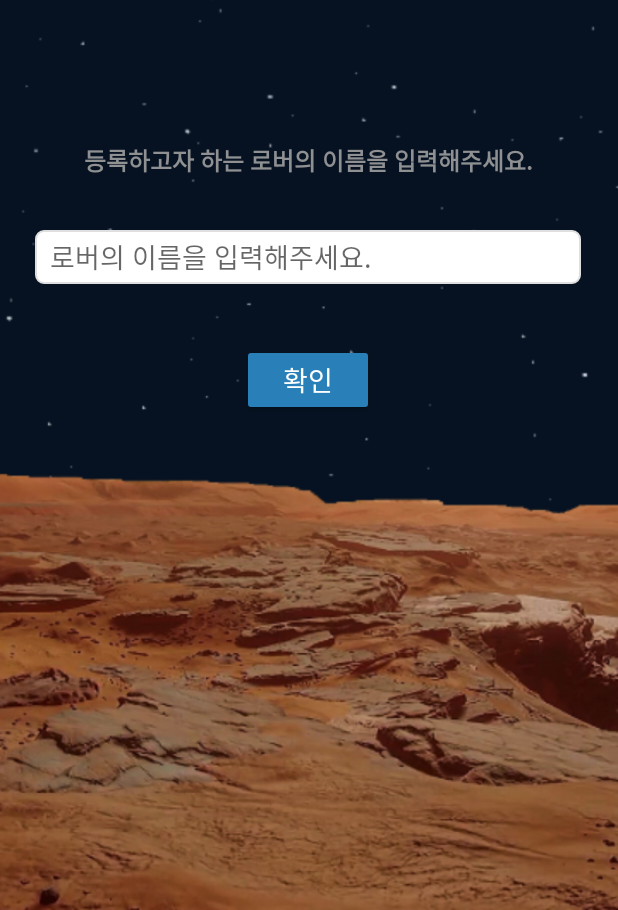
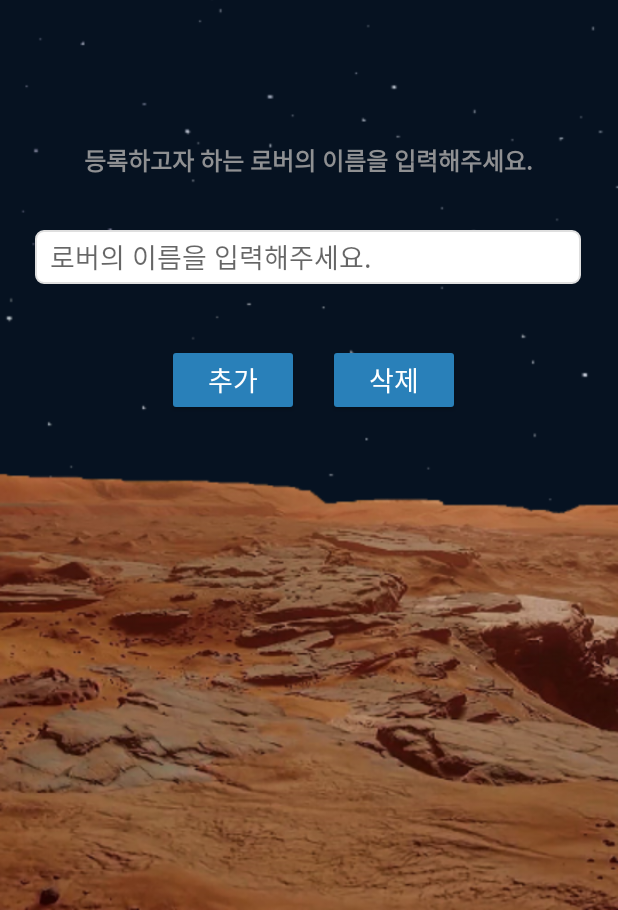
Before and after one commit to Solunax/Curiosity, an Android app: the screen it shows after launch (AddDeviceActivity), after a tap on an icon or button, on a phone screen of 412 x 824 dp, the part 326-1236 px from its top. Run offline under Robolectric (Android 15) with nearby library versions, the phone set to English and light mode, and no system bars; our stand-ins replace Room's generated code; libraries missing offline, so code that uses them is left out: com.daimajia.androidanimations; 3 statements that could not run were skipped.

```diff
--- a/app/build.gradle
+++ b/app/build.gradle
@@ -54,7 +54,10 @@ dependencies {
     implementation 'androidx.appcompat:appcompat:1.4.1'
     implementation 'com.google.android.material:material:1.6.0'
     implementation 'androidx.constraintlayout:constraintlayout:2.1.3'
+
     implementation 'com.google.android.gms:play-services-maps:18.0.2'
+    implementation 'com.google.android.gms:play-services-location:19.0.1'
+
     testImplementation 'junit:junit:4.13.2'
     androidTestImplementation 'androidx.test.ext:junit:1.1.3'
     androidTestImplementation 'androidx.test.espresso:espresso-core:3.4.0'
@@ -66,4 +69,7 @@ dependencies {
     implementation 'com.squareup.okhttp3:okhttp:4.9.3'
     implementation 'com.squareup.okhttp3:logging-interceptor:4.9.3'
     implementation 'com.daimajia.androidanimations:library:2.4@aar'
+
+    implementation 'com.google.android.gms:play-services-maps:18.0.2'
+    implementation 'com.google.android.gms:play-services-location:19.0.1'
 }
--- a/app/src/main/AndroidManifest.xml
+++ b/app/src/main/AndroidManifest.xml
@@ -13,6 +13,10 @@
         android:supportsRtl="true"
         android:theme="@style/Theme.Curiosity">
 
+        <meta-data
+            android:name="com.google.android.geo.API_KEY"
+            android:value="AIzaSyAEk_2DybfYrE0yPo0FMzjLkqR04hZbutU"/>
+
         <activity android:name=".SplashActivity"
             android:exported="true">
             <intent-filter>
--- a/app/src/main/java/com/project/curiosity/MainActivity.kt
+++ b/app/src/main/java/com/project/curiosity/MainActivity.kt
@@ -6,6 +6,8 @@ import android.os.Bundle
 import android.util.Log
 import android.widget.ArrayAdapter
 import android.widget.Spinner
+import androidx.activity.result.ActivityResultLauncher
+import androidx.activity.result.contract.ActivityResultContracts
 import androidx.appcompat.content.res.AppCompatResources
 import com.google.android.material.tabs.TabLayout
 import com.google.android.material.tabs.TabLayoutMediator
@@ -20,6 +22,7 @@ import java.util.*
 
 class MainActivity : AppCompatActivity(){
     private lateinit var binding : MainActivityBinding
+    private lateinit var getResultActivity: ActivityResultLauncher<Intent>
     private lateinit var job:Job
     private val deviceNameList = LinkedList<String>()
     private val tabIcon = arrayOf(R.drawable.cam, R.drawable.temp, R.drawable.gps)
@@ -36,15 +39,11 @@ class MainActivity : AppCompatActivity(){
         deviceSpinner = binding.deviceNameSpinner
 
         val deviceDB = AppDataBase.getInstance(this)
-        job = CoroutineScope(Dispatchers.IO).launch {
-            val deviceList = deviceDB!!.DeviceDAO().getDeviceData()
+        getDeviceID(deviceDB!!)
 
-            deviceList.forEach {
-                Log.d("DD", it.deviceID)
-                deviceNameList.add(it.deviceID)
-            }
-            val adapter = ArrayAdapter(applicationContext, androidx.appcompat.R.layout.support_simple_spinner_dropdown_item, deviceNameList)
-            deviceSpinner.adapter = adapter
+        getResultActivity = registerForActivityResult(ActivityResultContracts.StartActivityForResult()){
+            if(it.resultCode == RESULT_OK)
+                getDeviceID(deviceDB)
         }
 
         viewPager.adapter = StateAdapter(supportFragmentManager, lifecycle)
@@ -52,8 +51,10 @@ class MainActivity : AppCompatActivity(){
 
         addDeviceButton.setOnClickListener {
             val intent = Intent(applicationContext, AddDeviceActivity::class.java)
-            startActivity(intent)
+            intent.putExtra("deviceList", deviceNameList)
+            getResultActivity.launch(intent)
         }
+
 
         tabLayout.addOnTabSelectedListener(object : TabLayout.OnTabSelectedListener{
             override fun onTabSelected(tab: TabLayout.Tab?) {
@@ -77,4 +78,18 @@ class MainActivity : AppCompatActivity(){
     fun getSpinnerData():String{
         return deviceSpinner.selectedItem.toString()
     }
+
+    private fun getDeviceID(db:AppDataBase){
+        deviceNameList.clear()
+        job = CoroutineScope(Dispatchers.IO).launch {
+            val deviceList = db.DeviceDAO().getDeviceData()
+
+            deviceList.forEach {
+                Log.d("DD", it.deviceID)
+                deviceNameList.add(it.deviceID)
+            }
+            val adapter = ArrayAdapter(applicationContext, androidx.appcompat.R.layout.support_simple_spinner_dropdown_item, deviceNameList)
+            runOnUiThread { deviceSpinner.adapter = adapter }
+        }
+    }
 }
--- a/app/src/main/java/com/project/curiosity/room/Device.kt
+++ b/app/src/main/java/com/project/curiosity/room/Device.kt
@@ -4,7 +4,6 @@ import androidx.room.Entity
 import androidx.room.PrimaryKey
 
 @Entity(tableName = "device")
-data class Device(val deviceID:String) {
-    @PrimaryKey(autoGenerate = true)
-    var number:Int = 0
+data class Device(@PrimaryKey val deviceID:String) {
+
 }
--- a/app/src/main/java/com/project/curiosity/room/DeviceDAO.kt
+++ b/app/src/main/java/com/project/curiosity/room/DeviceDAO.kt
@@ -1,9 +1,7 @@
 package com.project.curiosity.room
 
-import androidx.room.Dao
-import androidx.room.Insert
+import androidx.room.*
 import androidx.room.OnConflictStrategy.IGNORE
-import androidx.room.Query
 
 @Dao
 interface DeviceDAO {
@@ -12,4 +10,7 @@ interface DeviceDAO {
 
     @Query("SELECT * FROM device")
     suspend fun getDeviceData():List<Device>
+
+    @Delete
+    suspend fun deleteDeviceData(device: Device)
 }
--- a/app/src/main/res/layout/add_device.xml
+++ b/app/src/main/res/layout/add_device.xml
@@ -53,16 +53,31 @@
         app:layout_constraintVertical_bias="0.47" />
 
     <Button
+        android:id="@+id/delete_device"
+        android:layout_width="wrap_content"
+        android:layout_height="wrap_content"
+        android:backgroundTint="#2980b9"
+        android:text="삭제"
+        android:textColor="@color/white"
+        android:textSize="18dp"
+        app:layout_constraintBottom_toBottomOf="parent"
+        app:layout_constraintEnd_toEndOf="parent"
+        app:layout_constraintHorizontal_bias="0.674"
+        app:layout_constraintStart_toStartOf="parent"
+        app:layout_constraintTop_toTopOf="parent"
+        app:layout_constraintVertical_bias="0.576" />
+
+    <Button
         android:id="@+id/add_device"
         android:layout_width="wrap_content"
         android:layout_height="wrap_content"
         android:backgroundTint="#2980b9"
-        android:text="확인"
+        android:text="추가"
         android:textColor="@color/white"
         android:textSize="18dp"
         app:layout_constraintBottom_toBottomOf="parent"
         app:layout_constraintEnd_toEndOf="parent"
-        app:layout_constraintHorizontal_bias="0.498"
+        app:layout_constraintHorizontal_bias="0.343"
         app:layout_constraintStart_toStartOf="parent"
         app:layout_constraintTop_toTopOf="parent"
         app:layout_constraintVertical_bias="0.576" />
```
Also changed, not shown: app/src/main/java/com/project/curiosity/AddDeviceActivity.kt (+21 -0 lines), app/src/main/java/com/project/curiosity/fragment/GpsFragment.kt (+47 -5 lines), app/src/main/res/layout/gps_fragment.xml (+25 -14 lines).
